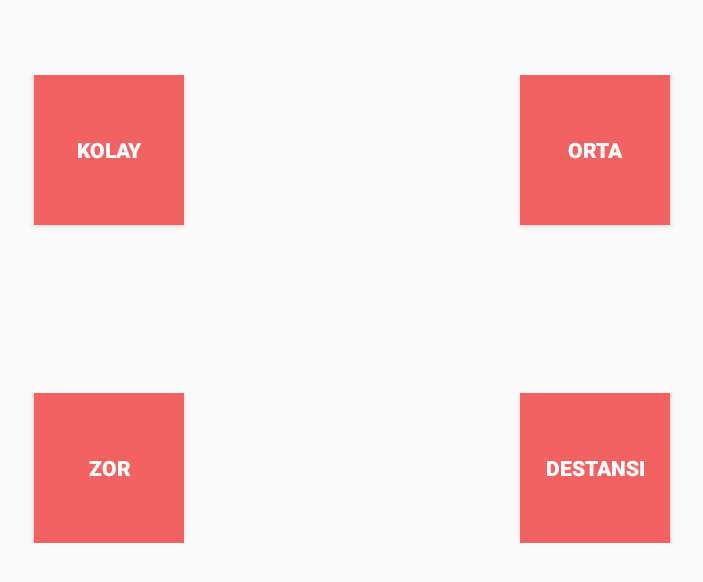
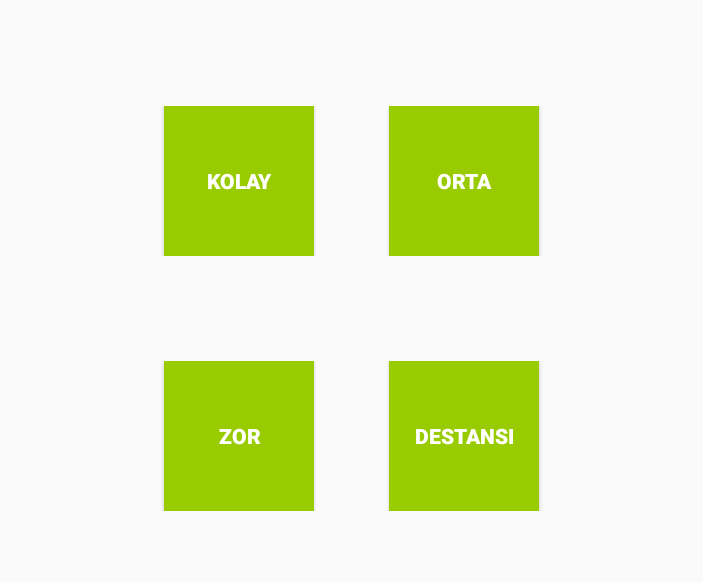
Before and after one commit to CodemyLive/KeepInMind, an Android app: the screen it shows after launch (DashboardActivity), on a phone screen of 824 x 412 dp (held sideways). Shown: the top 582 px of the screen, without its empty margins (266-969 px from the left). Run offline under Robolectric (Android 15) with nearby library versions, the phone set to English and light mode, and no system bars.

Commit message:
tug commit send to  keko

```diff
--- a/app/src/main/res/layout/activity_dashboard.xml
+++ b/app/src/main/res/layout/activity_dashboard.xml
@@ -1,19 +1,26 @@
 <?xml version="1.0" encoding="utf-8"?>
-<RelativeLayout xmlns:android="http://schemas.android.com/apk/res/android"
+<LinearLayout xmlns:android="http://schemas.android.com/apk/res/android"
     xmlns:tools="http://schemas.android.com/tools"
     android:layout_width="match_parent"
     android:layout_height="match_parent"
-    android:padding="50dp"
+    android:gravity="center"
+    android:orientation="vertical"
+    android:padding="20dp"
     tools:context=".ui.DashboardActivity">
 
+    <LinearLayout
+        android:layout_width="match_parent"
+        android:layout_height="wrap_content"
+        android:layout_gravity="center"
+        android:layout_marginBottom="50dp"
+        android:gravity="center"
+        android:orientation="horizontal">
 
         <Button
             android:layout_width="100dp"
             android:layout_height="100dp"
-        android:layout_alignParentLeft="true"
-        android:layout_alignParentTop="true"
-        android:layout_marginLeft="150dp"
-        android:background="@color/colorAccent"
+            android:layout_marginRight="50dp"
+            android:background="@android:color/holo_green_light"
             android:text="Kolay"
             android:textColor="@android:color/white"
             android:textStyle="bold" />
@@ -21,22 +28,28 @@
         <Button
             android:layout_width="100dp"
             android:layout_height="100dp"
-        android:layout_alignParentTop="true"
-        android:layout_alignParentRight="true"
-        android:layout_marginRight="150dp"
-        android:background="@color/colorAccent"
+            android:background="@android:color/holo_green_light"
             android:text="Orta"
             android:textColor="@android:color/white"
             android:textStyle="bold" />
 
 
+    </LinearLayout>
+
+
+    <LinearLayout
+        android:layout_width="match_parent"
+        android:layout_height="wrap_content"
+        android:layout_gravity="center"
+        android:layout_marginTop="20dp"
+        android:gravity="center"
+        android:orientation="horizontal">
+
         <Button
             android:layout_width="100dp"
             android:layout_height="100dp"
-        android:layout_alignParentLeft="true"
-        android:layout_alignParentBottom="true"
-        android:layout_marginLeft="150dp"
-        android:background="@color/colorAccent"
+            android:layout_marginRight="50dp"
+            android:background="@android:color/holo_green_light"
             android:text="Zor"
             android:textColor="@android:color/white"
             android:textStyle="bold" />
@@ -45,12 +58,12 @@
         <Button
             android:layout_width="100dp"
             android:layout_height="100dp"
-        android:layout_alignParentRight="true"
-        android:layout_alignParentBottom="true"
-        android:layout_marginRight="150dp"
-        android:background="@color/colorAccent"
+            android:background="@android:color/holo_green_light"
             android:text="Destansı"
             android:textColor="@android:color/white"
             android:textStyle="bold" />
 
-</RelativeLayout>
+    </LinearLayout>
+
+
+</LinearLayout>
```
Lines whose indentation alone changed are shown as unchanged.
